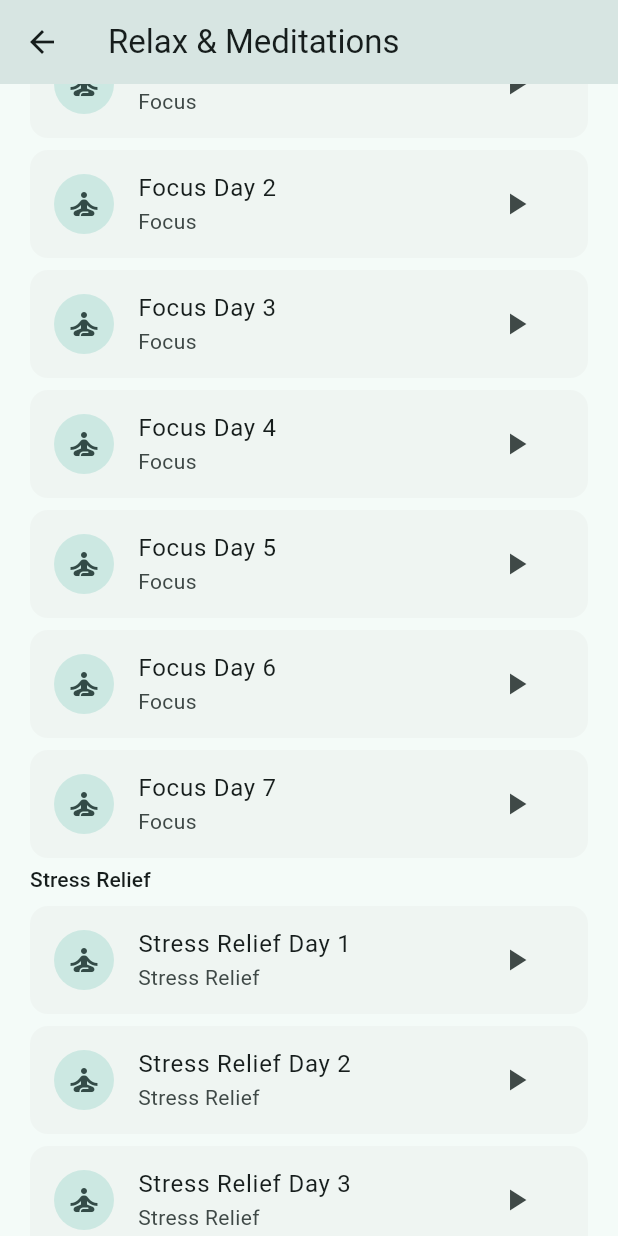
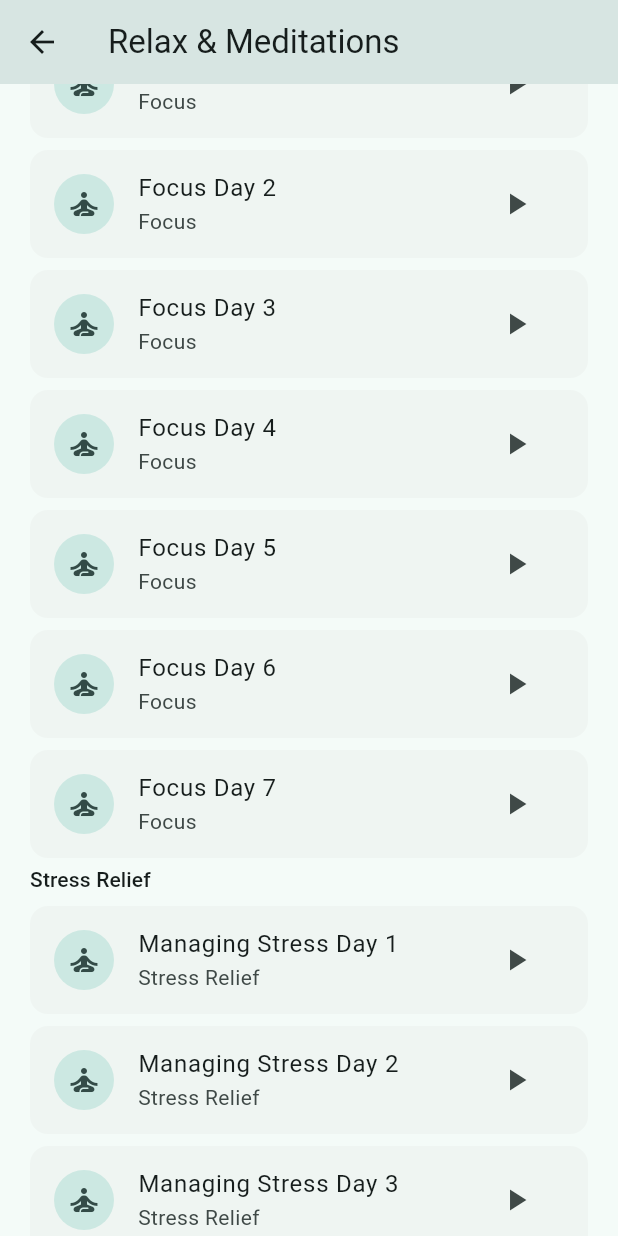
Before and after one commit to Brian-C69/calm_campus, a Flutter app: the RelaxPage screen opened by its route, scrolled down 1728 dp, on a phone screen of 412 x 824 dp. Run offline on Flutter 3.47's test engine with Material 3 defaults, Android fonts, the light colour scheme and no system bars; our stand-ins replace equatable, flutter_local_notifications, just_audio, shared_preferences, sqflite, table_calendar and 1 more; accounts and stored records are empty.

Commit message:
added new task

```diff
--- a/lib/pages/relax_page.dart
+++ b/lib/pages/relax_page.dart
@@ -140,37 +140,37 @@ class _RelaxPageState extends State<RelaxPage> {
       category: 'Focus',
     ),
     RelaxTrack(
-      title: 'Stress Relief Day 1',
+      title: 'Managing Stress Day 1',
       assetPath: 'assets/audio/guided/stress_day1.mp3',
       category: 'Stress Relief',
     ),
     RelaxTrack(
-      title: 'Stress Relief Day 2',
+      title: 'Managing Stress Day 2',
       assetPath: 'assets/audio/guided/stress_day2.mp3',
       category: 'Stress Relief',
     ),
     RelaxTrack(
-      title: 'Stress Relief Day 3',
+      title: 'Managing Stress Day 3',
       assetPath: 'assets/audio/guided/stress_day3.mp3',
       category: 'Stress Relief',
     ),
     RelaxTrack(
-      title: 'Stress Relief Day 4',
+      title: 'Managing Stress Day 4',
       assetPath: 'assets/audio/guided/stress_day4.mp3',
       category: 'Stress Relief',
     ),
     RelaxTrack(
-      title: 'Stress Relief Day 5',
+      title: 'Managing Stress Day 5',
       assetPath: 'assets/audio/guided/stress_day5.mp3',
       category: 'Stress Relief',
     ),
     RelaxTrack(
-      title: 'Stress Relief Day 6',
+      title: 'Managing Stress Day 6',
       assetPath: 'assets/audio/guided/stress_day6.mp3',
       category: 'Stress Relief',
     ),
     RelaxTrack(
-      title: 'Stress Relief Day 7',
+      title: 'Managing Stress  Day 7',
       assetPath: 'assets/audio/guided/stress_day7.mp3',
       category: 'Stress Relief',
     ),
```
Also changed, not shown: 1 other file.
